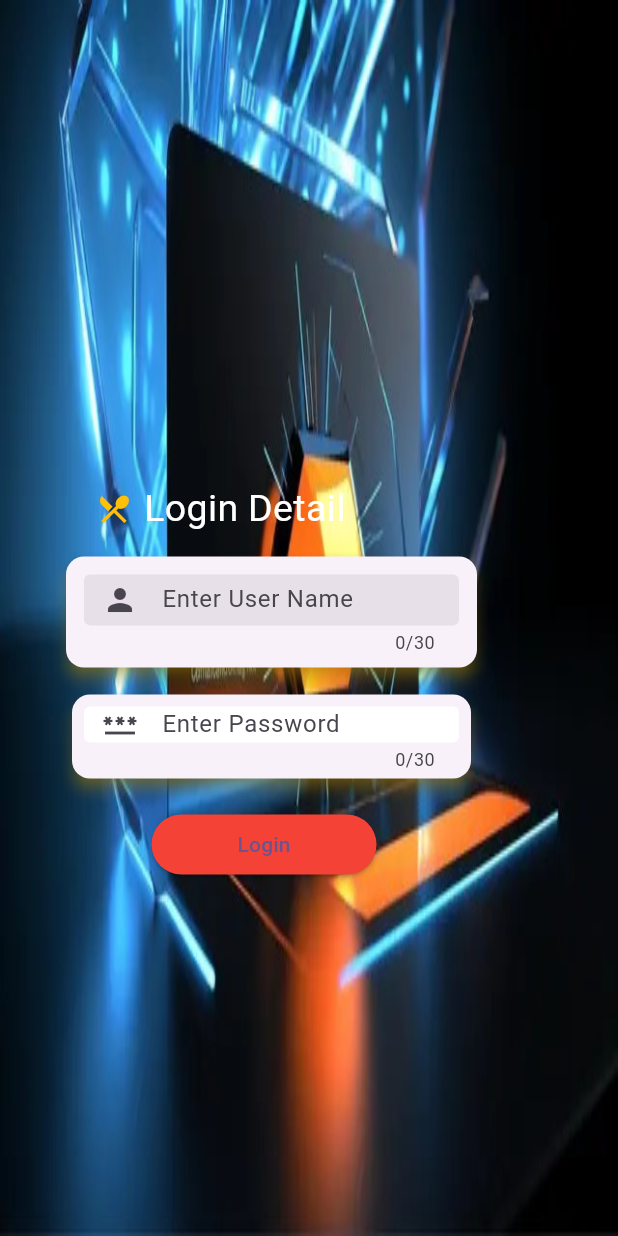
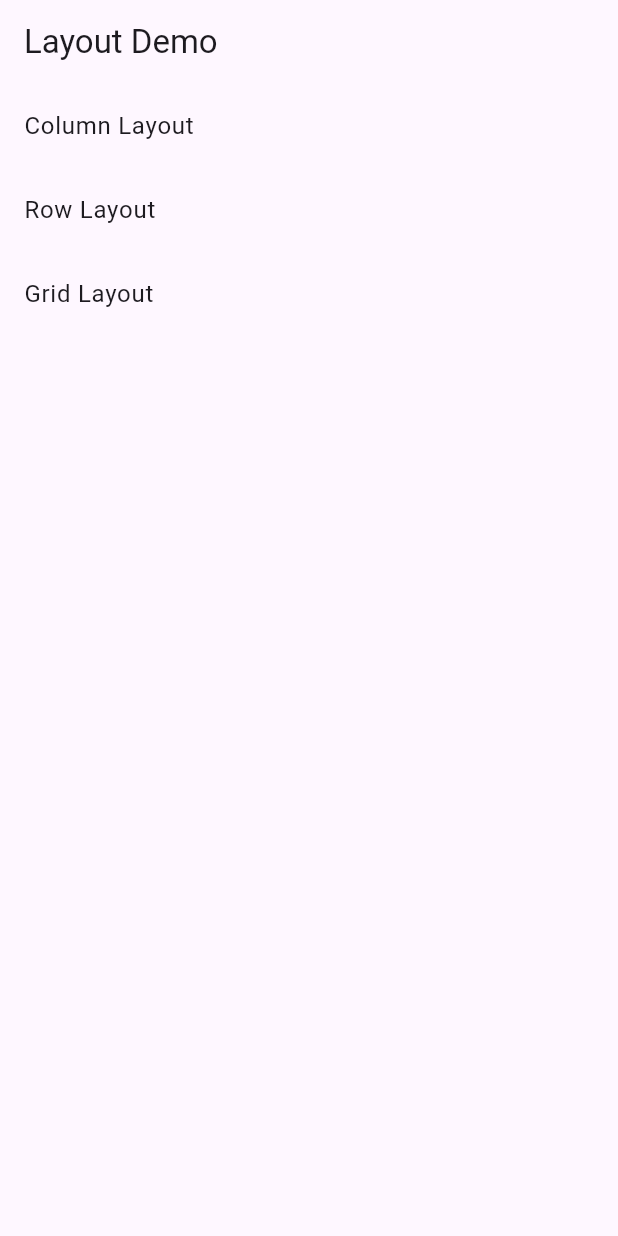
Before and after one commit to dastageer05/flutterFirst, a Flutter app: the screen it shows after launch, on a phone screen of 412 x 824 dp. Run offline on Flutter 3.47's test engine with Material 3 defaults, Android fonts, the phone set to English and light mode, and no system bars.

Commit message:
difflayout

```diff
--- /dev/null
+++ b/lib/difflayout.dart
@@ -0,0 +1,43 @@
+import 'package:flutter/material.dart';
+import '/ColumnLayout.dart';
+import '/GridLayout.dart';
+import '/RowLayout.dart';
+
+class DiffLayout extends StatefulWidget {
+  const DiffLayout({super.key});
+
+  @override
+  State<DiffLayout> createState() => _DiffLayoutState();
+}
+
+class _DiffLayoutState extends State<DiffLayout> {
+  Widget customListTile(String text, Widget page) {
+    return ListTile(
+      title: Text(text),
+      onTap: () {
+        Navigator.push(
+          context,
+          MaterialPageRoute(
+            builder: (context) => page,
+          ),
+        );
+      },
+    );
+  }
+
+  @override
+  Widget build(BuildContext context) {
+    return Scaffold(
+      appBar: AppBar(
+        title: Text('Layout Demo'),
+      ),
+      body: ListView(
+        children: [
+          customListTile('Column Layout', ColumnLayoutDemo()),
+          customListTile('Row Layout', RowLayoutDemo()),
+          customListTile('Grid Layout', GridLayoutDemo()),
+        ],
+      ),
+    );
+  }
+}
--- a/lib/dlogin.dart
+++ b/lib/dlogin.dart
@@ -20,7 +20,7 @@ class _LoginState extends State<Login> {
         width: double.infinity,
         decoration: BoxDecoration(
           image: DecorationImage(
-            image: AssetImage("assets/del.jpg"),
+            image: AssetImage("img3.png"),
             fit: BoxFit.fill,
           ),
         ),
@@ -75,6 +75,7 @@ class _LoginState extends State<Login> {
                           maxLength: 30,
                           decoration: InputDecoration(
                             filled: true,
+                            fillColor: Colors.white,
                             prefixIcon: Icon(Icons.person),
                             labelText: "Enter User Name",
                             border: OutlineInputBorder(
@@ -95,9 +96,9 @@ class _LoginState extends State<Login> {
                       borderRadius: BorderRadius.circular(12),
                     ),
                     child: Padding(
-                      padding: const EdgeInsets.all(8.0),
+                      padding: const EdgeInsets.all(12.0),
                       child: SizedBox(
-                        height: 40,
+                        height: 50,
                         width: 250,
                         child: TextField(
                           controller: txtpassword,
@@ -134,9 +135,13 @@ class _LoginState extends State<Login> {
                           ),
                         );
                       },
-                      child: Text("Login"),
                       style: ButtonStyle(
-                        backgroundColor: MaterialStateProperty.all(Colors.red),
+                        backgroundColor: WidgetStatePropertyAll(
+                            const Color.fromARGB(255, 128, 233, 42)),
+                      ),
+                      child: Text(
+                        "Login",
+                        style: TextStyle(color: Colors.white),
                       ),
                     ),
                   ),
--- a/lib/main.dart
+++ b/lib/main.dart
@@ -1,5 +1,5 @@
 import 'package:flutter/material.dart';
-import 'dlogin.dart';
+import 'difflayout.dart';
 
 void main() {
   runApp(MyApp());
@@ -11,10 +11,7 @@ class MyApp extends StatelessWidget {
   Widget build(BuildContext context) {
     return MaterialApp(
       title: 'Material App',
-      theme: ThemeData(
-        colorScheme: ColorScheme.fromSeed(seedColor: Colors.deepPurple),
-      ),
-      home: Login(),
+      home: DiffLayout(),
     );
   }
 }
```
Also changed, not shown: lib/ColumnLayout.dart (added, +38 -0 lines), lib/GridLayout.dart (added, +38 -0 lines), lib/RowLayout.dart (added, +38 -0 lines), lib/imagelib.dart (added, +53 -0 lines), assets/images/image1.webp (renamed from assets/image1.webp), assets/images/image2.webp (renamed from assets/image2.webp), assets/images/image3.webp (renamed from assets/image3.webp), assets/img2.jpg (added), assets/img3.png (added).
